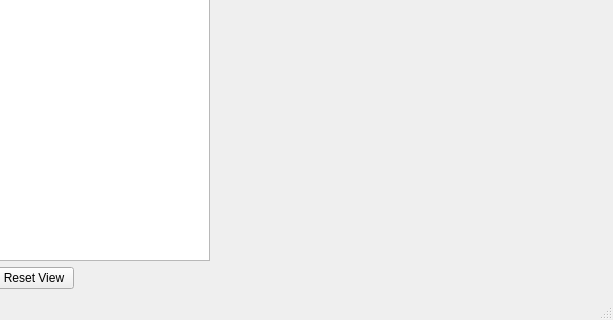
First picture: the form in ui/mainwindow.ui, repository Yahya-Alkhosoussy/Group-Project, before the edit; both pictures show x 187 to 800 and y 280 to 600 of the 800 by 600 pixel window.
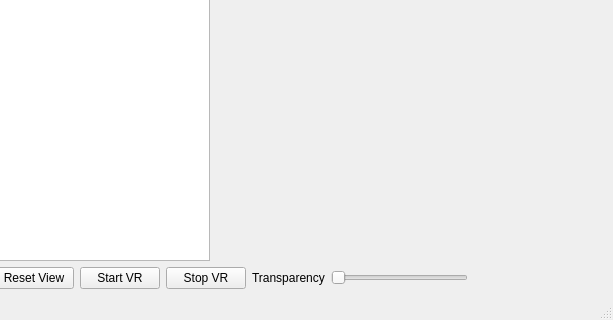
Second picture: the form after the edit. Icons and pictures are not drawn. Custom widgets are drawn as their Qt base class.

Commit message: add VR srart and stop push button

Diff of the .ui file:
```diff
--- a/ui/mainwindow.ui
+++ b/ui/mainwindow.ui
@@ -14,7 +14,7 @@
    <string>Group Project Viewer</string>
   </property>
   <widget class="QWidget" name="centralwidget">
-   <layout class="QVBoxLayout" name="verticalLayout_2">
+   <layout class="QHBoxLayout" name="horizontalLayout_3">
     <item>
      <layout class="QVBoxLayout" name="verticalLayout">
       <item>
@@ -73,6 +73,37 @@
           </property>
          </widget>
         </item>
+        <item>
+         <widget class="QPushButton" name="pushButtonStartVR">
+          <property name="text">
+           <string>Start VR</string>
+          </property>
+         </widget>
+        </item>
+        <item>
+         <widget class="QPushButton" name="pushButtonStopVR">
+          <property name="text">
+           <string>Stop VR</string>
+          </property>
+         </widget>
+        </item>
+        <item>
+         <widget class="QLabel" name="label">
+          <property name="text">
+           <string>Transparency</string>
+          </property>
+         </widget>
+        </item>
+        <item>
+         <widget class="QSlider" name="horizontalSliderOpacity">
+          <property name="maximum">
+           <number>100</number>
+          </property>
+          <property name="orientation">
+           <enum>Qt::Orientation::Horizontal</enum>
+          </property>
+         </widget>
+        </item>
         <item>
          <spacer name="horizontalSpacer">
           <property name="orientation">
```
The commit also changes 2 other files.
